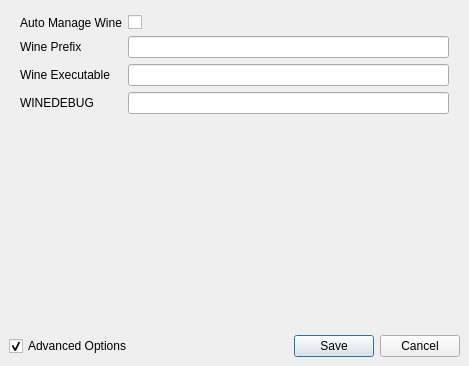
Old version of the form src/onelauncher/ui/settings_window.ui in the repository JuneStepp/OneLauncher.
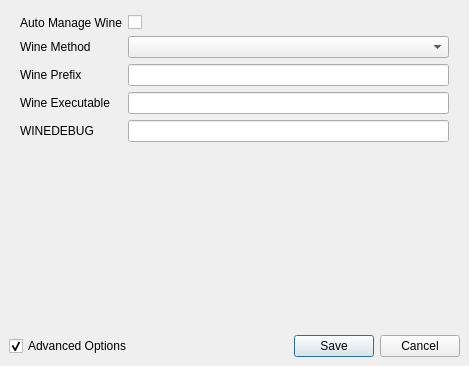
New version of the form. The open tabs and pages were chosen to show the change. Custom widgets are drawn as their Qt base class.

Commit message: feat(wine): wine methods config, async, network retries, hash checking,

```diff
--- a/src/onelauncher/ui/settings_window.ui
+++ b/src/onelauncher/ui/settings_window.ui
@@ -413,7 +413,7 @@
          </property>
         </widget>
        </item>
-       <item row="1" column="0">
+       <item row="2" column="0">
         <widget class="QLabel" name="winePrefixLabel">
          <property name="toolTip">
           <string>Path to WINE prefix</string>
@@ -426,7 +426,7 @@
          </property>
         </widget>
        </item>
-       <item row="1" column="1">
+       <item row="2" column="1">
         <widget class="QLineEdit" name="winePrefixLineEdit">
          <property name="toolTip">
           <string>Path to WINE prefix</string>
@@ -436,7 +436,7 @@
          </property>
         </widget>
        </item>
-       <item row="2" column="0">
+       <item row="3" column="0">
         <widget class="QLabel" name="wineExecutableLabel">
          <property name="toolTip">
           <string>Path to WINE executable</string>
@@ -449,7 +449,7 @@
          </property>
         </widget>
        </item>
-       <item row="2" column="1">
+       <item row="3" column="1">
         <widget class="QLineEdit" name="wineExecutableLineEdit">
          <property name="toolTip">
           <string>Path to WINE executable</string>
@@ -459,7 +459,7 @@
          </property>
         </widget>
        </item>
-       <item row="3" column="0">
+       <item row="4" column="0">
         <widget class="QLabel" name="wineDebugLabel">
          <property name="toolTip">
           <string>Value for the WINEDEBUG environment variable</string>
@@ -472,14 +472,14 @@
          </property>
         </widget>
        </item>
-       <item row="3" column="1">
-        <widget class="QLineEdit" name="wineDebugLineEdit">
-         <property name="toolTip">
-          <string>Value for the WINEDEBUG environment variable</string>
-         </property>
-        </widget>
-       </item>
        <item row="4" column="1">
+        <widget class="QLineEdit" name="wineDebugLineEdit">
+         <property name="toolTip">
+          <string>Value for the WINEDEBUG environment variable</string>
+         </property>
+        </widget>
+       </item>
+       <item row="5" column="1">
         <spacer name="verticalSpacer_3">
          <property name="orientation">
           <enum>Qt::Orientation::Vertical</enum>
@@ -492,6 +492,16 @@
          </property>
         </spacer>
        </item>
+       <item row="1" column="0">
+        <widget class="QLabel" name="wineMethodLabel">
+         <property name="text">
+          <string>Wine Method</string>
+         </property>
+        </widget>
+       </item>
+       <item row="1" column="1">
+        <widget class="QComboBox" name="wineMethodComboBox"/>
+       </item>
       </layout>
      </widget>
      <widget class="QWidget" name="pageProgram">
```
The commit also changes 11 other files.
